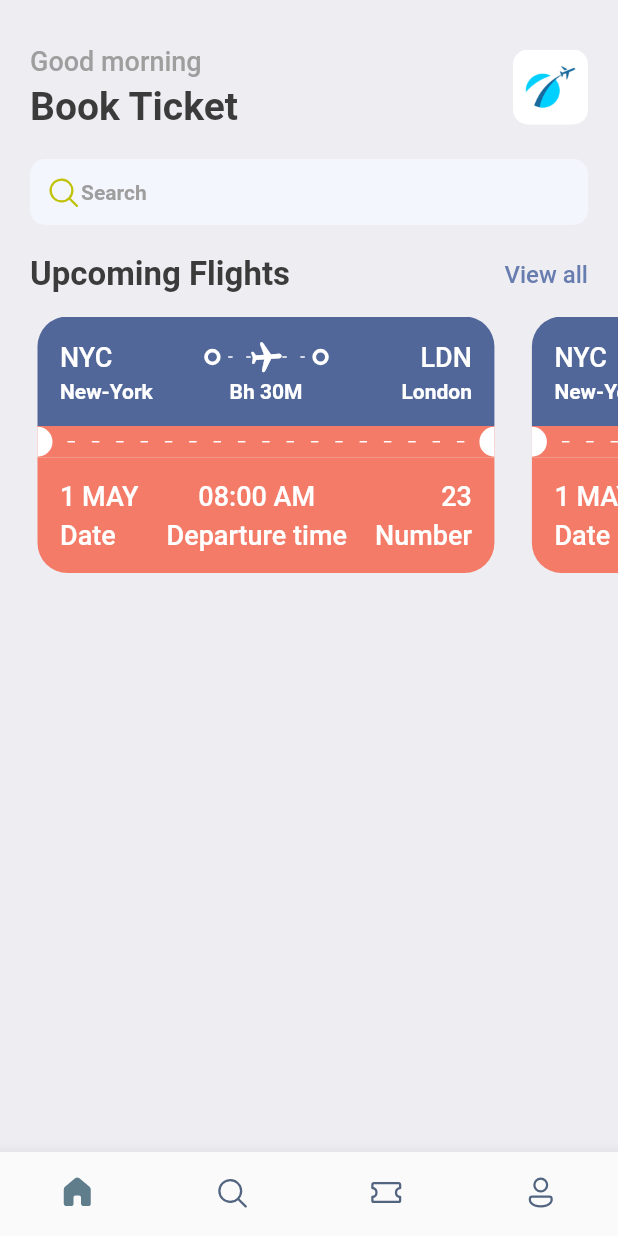
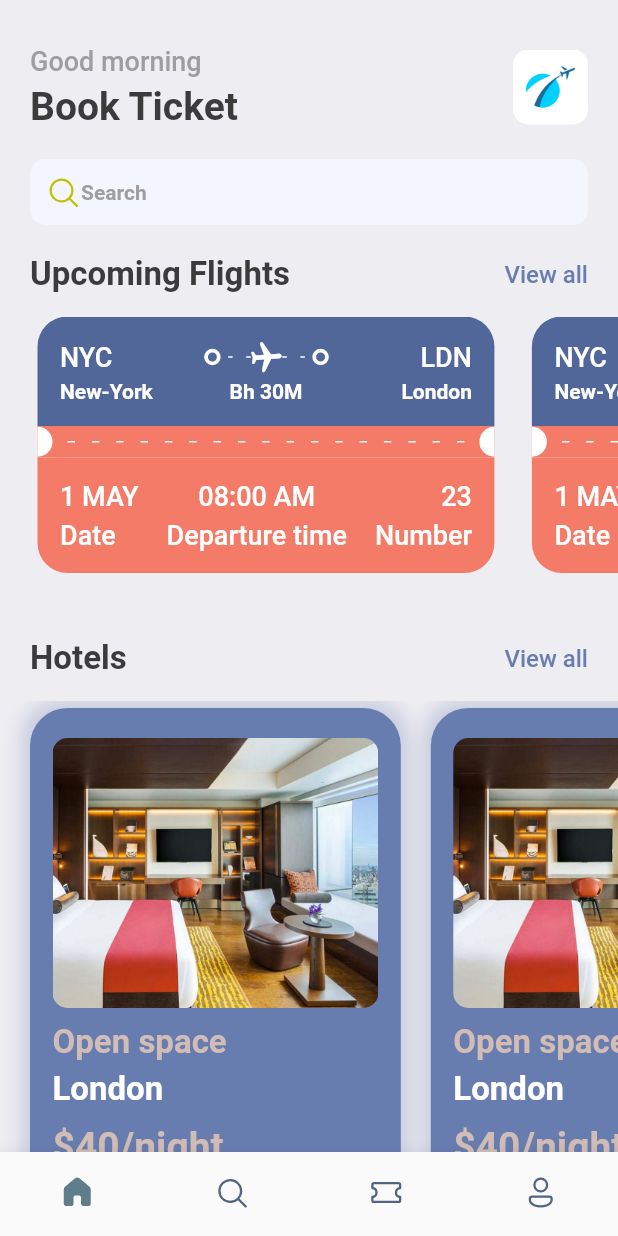
Before and after one commit to med-bs/booktickets, a Flutter app: the screen it shows after launch, on a phone screen of 412 x 824 dp. Run offline on Flutter 3.47's test engine with Material 2 defaults, Android fonts, the phone set to English and light mode, and no system bars; our stand-ins replace fluentui_icons, gap.

Commit message:
hotel screen v1

```diff
--- a/lib/screens/home_screen.dart
+++ b/lib/screens/home_screen.dart
@@ -1,3 +1,4 @@
+import 'package:booktickets/screens/hotel_screen.dart';
 import 'package:booktickets/screens/ticket_view.dart';
 import 'package:booktickets/utils/app_styles.dart';
 import 'package:fluentui_icons/fluentui_icons.dart';
@@ -65,7 +66,7 @@ class HomeScreen extends StatelessWidget {
                         onTap: (){print("view all");},
                         child: Text("View all", style: Styles.textStyle.copyWith(color: Styles.primaryColor),)),
                   ],
-                )
+                ),
               ],
             ),
           ),
@@ -74,12 +75,36 @@ class HomeScreen extends StatelessWidget {
             scrollDirection: Axis.horizontal,
             padding: const EdgeInsets.only(left: 20),
             child: Row(
-              children: [
-                const TicketView(),
-                const TicketView(),
+              children: const [
+                TicketView(),
+                TicketView(),
               ],
             ),
-          )
+          ),
+          const Gap(15),
+          Container(
+            padding: const EdgeInsets.symmetric(horizontal: 20),
+            child: Row(
+              mainAxisAlignment: MainAxisAlignment.spaceBetween,
+              children: [
+                Text("Hotels", style: Styles.headLineStyle2,),
+                InkWell(
+                    onTap: (){print("view all");},
+                    child: Text("View all", style: Styles.textStyle.copyWith(color: Styles.primaryColor),)),
+              ],
+            ),
+          ),
+          const Gap(15),
+          SingleChildScrollView(
+            scrollDirection: Axis.horizontal,
+            padding: const EdgeInsets.only(left: 20),
+            child: Row(
+              children: const [
+                HotelScreen(),
+                HotelScreen(),
+              ],
+            ),
+          ),
         ],
       ),
     );
--- /dev/null
+++ b/lib/screens/hotel_screen.dart
@@ -0,0 +1,57 @@
+import 'package:booktickets/utils/app_layout.dart';
+import 'package:booktickets/utils/app_styles.dart';
+import 'package:flutter/material.dart';
+import 'package:gap/gap.dart';
+
+class HotelScreen extends StatelessWidget {
+  const HotelScreen({Key? key}) : super(key: key);
+
+  @override
+  Widget build(BuildContext context) {
+    final size = AppLayout.getSize(context);
+    return Container(
+      width: size.width * 0.6,
+      height: 350,
+      padding: const EdgeInsets.symmetric(horizontal: 15,vertical: 20),
+      margin: const EdgeInsets.only(right: 20,top: 5),
+      decoration: BoxDecoration(
+        color: Styles.primaryColor,
+        borderRadius: BorderRadius.circular(25),
+        boxShadow: [BoxShadow(
+          color: Styles.primaryColor.withOpacity(0.3),
+          blurRadius: 10,
+          spreadRadius: 5
+        )]
+      ),
+      child: Column(
+        crossAxisAlignment: CrossAxisAlignment.start,
+        children: [
+          Container(
+            height: 180,
+            decoration: BoxDecoration(
+              borderRadius: BorderRadius.circular(10),
+              color: Styles.primaryColor,
+              image: const DecorationImage(
+                fit: BoxFit.cover,
+                image: AssetImage("assets/images/one.png"),
+                //2.40
+              )
+            ),
+          ),
+          const Gap(10),
+          Text("Open space",
+          style: Styles.headLineStyle2.copyWith(color: Styles.kakiColor),
+          ),
+          const Gap(5),
+          Text("London",
+            style: Styles.headLineStyle2.copyWith(color: Colors.white),
+          ),
+          const Gap(10),
+          Text("\$40/night",
+            style: Styles.headLineStyle1.copyWith(color: Styles.kakiColor),
+          ),
+        ],
+      ),
+    );
+  }
+}
--- a/lib/utils/app_styles.dart
+++ b/lib/utils/app_styles.dart
@@ -7,6 +7,7 @@ class Styles{
   static Color textColor = const Color(0xFF3b3b3b);
   static Color bgColor = const Color(0xFFeeedf2);
   static Color orangeColor = const Color(0xFFF37B67);
+  static Color kakiColor = const Color(0xFFd2bdb6);
   static TextStyle textStyle = TextStyle(fontSize: 16,color: textColor, fontWeight: FontWeight.w500);
   static TextStyle headLineStyle1 = TextStyle(fontSize: 26,color: textColor, fontWeight: FontWeight.bold);
   static TextStyle headLineStyle2 = TextStyle(fontSize: 22,color: textColor, fontWeight: FontWeight.bold);
```
